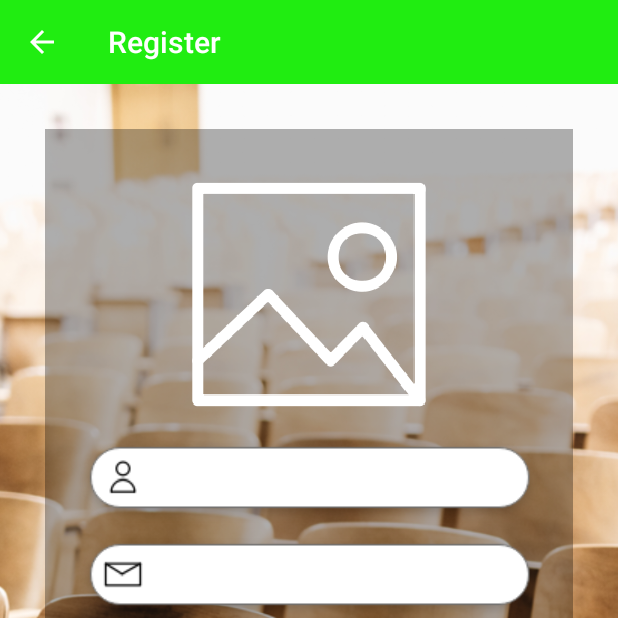
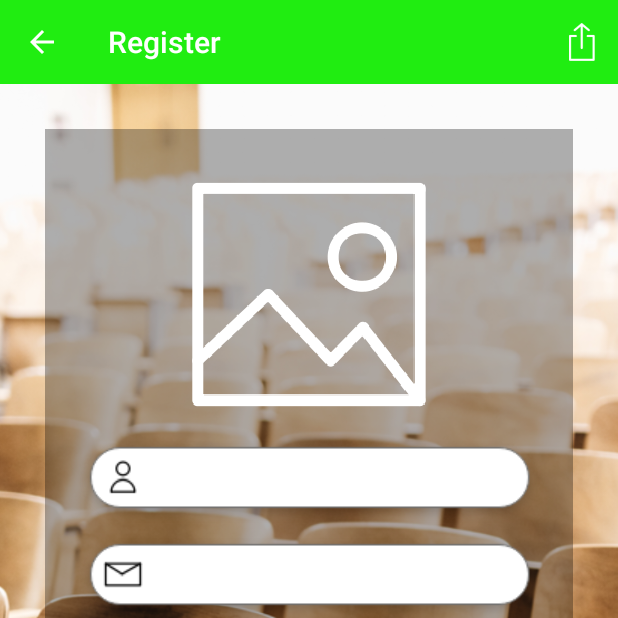
Before and after one commit to ultramanbee/MBWfriend, an Android app: the screen it shows after launch (MainActivity), after a tap on "New Register", on a phone screen of 412 x 824 dp, the top half of it. Run offline under Robolectric (Android 15) with nearby library versions, the light colour scheme and no system bars.

Commit message:
Finish 29June morning

```diff
--- a/app/src/main/java/com/example/office/mbwfriend/fragment/RegisterFragment.java
+++ b/app/src/main/java/com/example/office/mbwfriend/fragment/RegisterFragment.java
@@ -10,9 +10,13 @@ import android.support.annotation.Nullable;
 import android.support.v4.app.Fragment;
 import android.support.v7.widget.Toolbar;
 import android.view.LayoutInflater;
+import android.view.Menu;
+import android.view.MenuInflater;
+import android.view.MenuItem;
 import android.view.View;
 import android.view.ViewGroup;
 import android.widget.ImageView;
+import android.widget.Toast;
 
 import com.example.office.mbwfriend.MainActivity;
 import com.example.office.mbwfriend.R;
@@ -21,6 +25,7 @@ public class RegisterFragment extends Fragment{
 
     private ImageView imageView;
     private Uri uri;
+    private boolean aBoolean= true;
 
     @Override
     public void onActivityCreated(@Nullable Bundle savedInstanceState) {
@@ -44,6 +49,40 @@ public class RegisterFragment extends Fragment{
 
     } //Main Method
 
+
+    @Override
+    public boolean onOptionsItemSelected(MenuItem item) {
+
+        if (item.getItemId() == R.id.itemupload) {
+            uploadValueToServer();
+            return true;
+        }
+        return super.onOptionsItemSelected(item);
+    }
+
+    private void uploadValueToServer() {
+
+        if (aBoolean) {
+
+            alertMessage("Non Choose Avatar");
+        }
+
+    } //Upload
+
+    private void alertMessage(String strMessage) {
+
+        Toast.makeText(getActivity(), strMessage, Toast.LENGTH_SHORT);
+
+    }
+
+
+    @Override
+    public void onCreateOptionsMenu(Menu menu, MenuInflater inflater) {
+        super.onCreateOptionsMenu(menu, inflater);
+
+        inflater.inflate(R.menu.menu_register, menu);
+    }
+
     @Override
     public void onActivityResult(int requestCode, int resultCode, Intent data) {
         super.onActivityResult(requestCode, resultCode, data);
@@ -51,6 +90,7 @@ public class RegisterFragment extends Fragment{
         if(resultCode == getActivity().RESULT_OK){
 
             uri = data.getData();
+            aBoolean = false;
 
             try {
 
@@ -79,6 +119,8 @@ public class RegisterFragment extends Fragment{
                 getActivity().getSupportFragmentManager().popBackStack();
             }
         });
+
+        setHasOptionsMenu(true);
     }
 
     @Nullable
--- /dev/null
+++ b/app/src/main/res/menu/menu_register.xml
@@ -0,0 +1,12 @@
+<?xml version="1.0" encoding="utf-8"?>
+<menu xmlns:android="http://schemas.android.com/apk/res/android">
+
+    <item xmlns:app="http://schemas.android.com/apk/res-auto"
+
+        app:showAsAction="always"
+        android:icon="@drawable/upload"
+        android:id="@+id/itemupload"
+        android:title="Upload Value to Server" />
+
+
+</menu>
```
